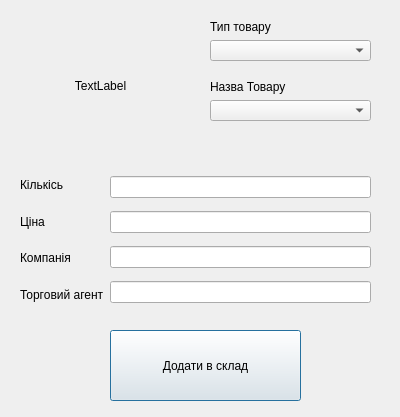
The window that new_arrival.ui (fedaktaras/Chocolat) describes before a commit, drawn with Qt 5.
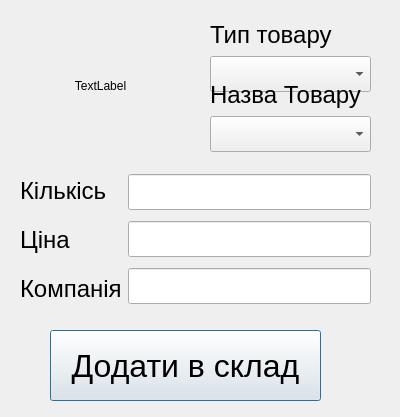
The same window after the commit.

```diff
--- a/new_arrival.ui
+++ b/new_arrival.ui
@@ -32,61 +32,88 @@
   <widget class="QPushButton" name="pushButtonadd">
    <property name="geometry">
     <rect>
-     <x>110</x>
+     <x>50</x>
      <y>330</y>
-     <width>191</width>
+     <width>271</width>
      <height>71</height>
     </rect>
    </property>
+   <property name="font">
+    <font>
+     <pointsize>24</pointsize>
+    </font>
+   </property>
    <property name="text">
     <string>Додати в склад</string>
    </property>
   </widget>
-  <widget class="QWidget" name="">
+  <widget class="QWidget" name="layoutWidget">
    <property name="geometry">
     <rect>
      <x>210</x>
      <y>20</y>
      <width>161</width>
-     <height>41</height>
+     <height>72</height>
     </rect>
    </property>
    <layout class="QVBoxLayout" name="verticalLayout">
     <item>
      <widget class="QLabel" name="label">
+      <property name="font">
+       <font>
+        <pointsize>18</pointsize>
+       </font>
+      </property>
       <property name="text">
        <string>Тип товару</string>
       </property>
      </widget>
     </item>
     <item>
-     <widget class="QComboBox" name="comboBox_2"/>
+     <widget class="QComboBox" name="comboBox_2">
+      <property name="font">
+       <font>
+        <pointsize>18</pointsize>
+       </font>
+      </property>
+     </widget>
     </item>
    </layout>
   </widget>
-  <widget class="QWidget" name="">
+  <widget class="QWidget" name="layoutWidget">
    <property name="geometry">
     <rect>
      <x>210</x>
      <y>80</y>
      <width>161</width>
-     <height>41</height>
+     <height>72</height>
     </rect>
    </property>
    <layout class="QVBoxLayout" name="verticalLayout_2">
     <item>
      <widget class="QLabel" name="label_2">
+      <property name="font">
+       <font>
+        <pointsize>18</pointsize>
+       </font>
+      </property>
       <property name="text">
        <string>Назва Товару</string>
       </property>
      </widget>
     </item>
     <item>
-     <widget class="QComboBox" name="comboBox"/>
+     <widget class="QComboBox" name="comboBox">
+      <property name="font">
+       <font>
+        <pointsize>18</pointsize>
+       </font>
+      </property>
+     </widget>
     </item>
    </layout>
   </widget>
-  <widget class="QWidget" name="">
+  <widget class="QWidget" name="layoutWidget">
    <property name="geometry">
     <rect>
      <x>20</x>
@@ -100,6 +127,11 @@
      <layout class="QVBoxLayout" name="verticalLayout_4">
       <item>
        <widget class="QLabel" name="label_3">
+        <property name="font">
+         <font>
+          <pointsize>18</pointsize>
+         </font>
+        </property>
         <property name="text">
          <string>Кількісь</string>
         </property>
@@ -107,6 +139,11 @@
       </item>
       <item>
        <widget class="QLabel" name="label_4">
+        <property name="font">
+         <font>
+          <pointsize>18</pointsize>
+         </font>
+        </property>
         <property name="text">
          <string>Ціна</string>
         </property>
@@ -114,33 +151,46 @@
       </item>
       <item>
        <widget class="QLabel" name="label_6">
+        <property name="font">
+         <font>
+          <pointsize>18</pointsize>
+         </font>
+        </property>
         <property name="text">
          <string>Компанія</string>
         </property>
        </widget>
       </item>
-      <item>
-       <widget class="QLabel" name="label_7">
-        <property name="text">
-         <string>Торговий агент</string>
-        </property>
-       </widget>
-      </item>
      </layout>
     </item>
     <item>
      <layout class="QVBoxLayout" name="verticalLayout_3">
       <item>
-       <widget class="QLineEdit" name="lineEditAmount"/>
+       <widget class="QLineEdit" name="lineEditAmount">
+        <property name="font">
+         <font>
+          <pointsize>18</pointsize>
+         </font>
+        </property>
+       </widget>
       </item>
       <item>
-       <widget class="QLineEdit" name="lineEditPrice"/>
+       <widget class="QLineEdit" name="lineEditPrice">
+        <property name="font">
+         <font>
+          <pointsize>18</pointsize>
+         </font>
+        </property>
+       </widget>
       </item>
       <item>
-       <widget class="QLineEdit" name="lineEditCompany"/>
-      </item>
-      <item>
-       <widget class="QLineEdit" name="lineEditSPerson"/>
+       <widget class="QLineEdit" name="lineEditCompany">
+        <property name="font">
+         <font>
+          <pointsize>18</pointsize>
+         </font>
+        </property>
+       </widget>
       </item>
      </layout>
     </item>
```
